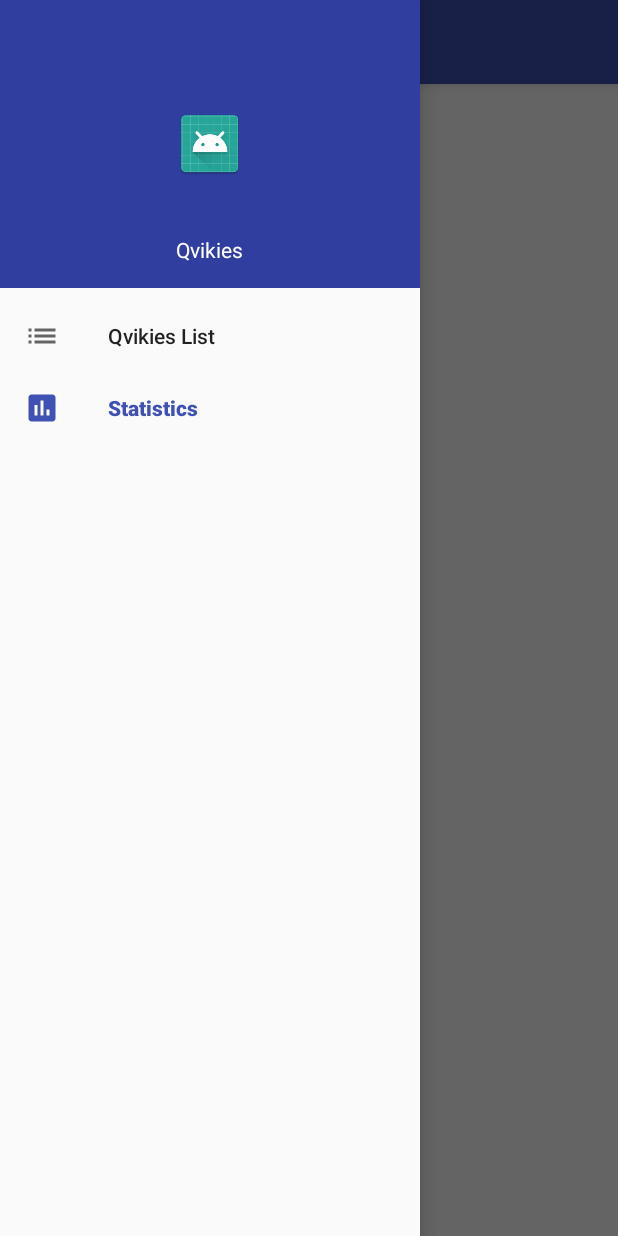
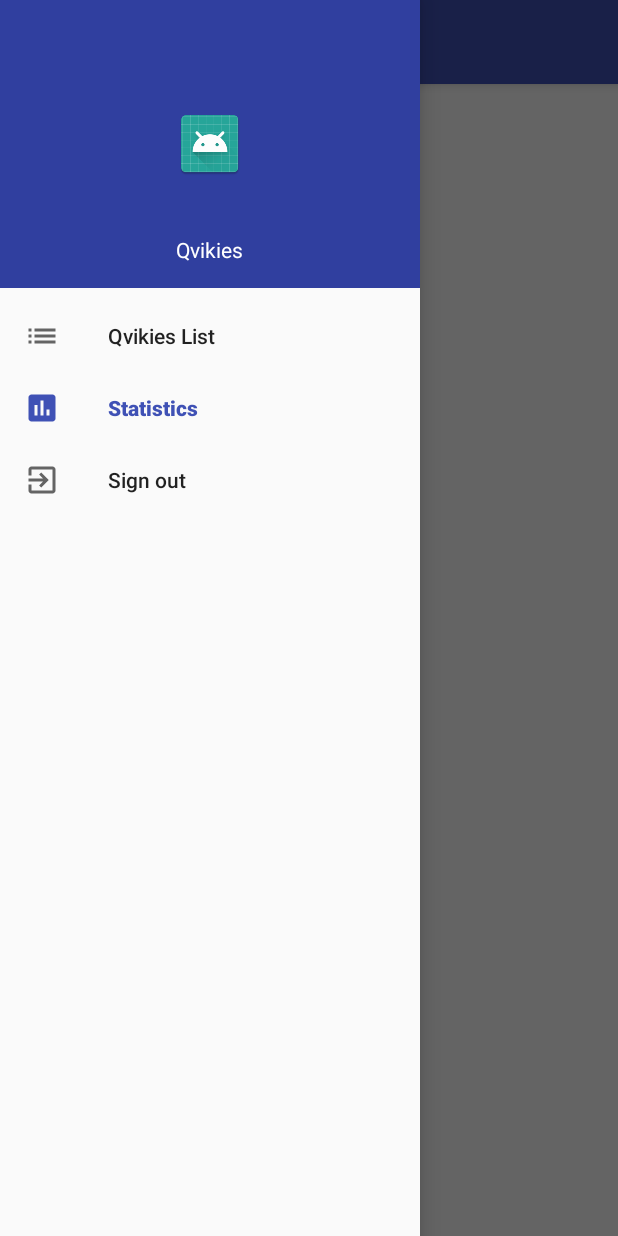
Before and after one commit to luisramalho/QvikAndroidApp, an Android app: the StatisticsActivity screen opened directly, with no data from a screen before it, with the side drawer open, on a phone screen of 412 x 824 dp. Run offline under Robolectric (Android 15) with nearby library versions, the phone set to English and light mode, and no system bars; 8 statements that could not run were skipped.

Commit message:
Adds drawer layout logout option

```diff
--- /dev/null
+++ b/app/src/main/res/drawable/ic_exit_to_app_black_24dp.xml
@@ -0,0 +1,9 @@
+<vector xmlns:android="http://schemas.android.com/apk/res/android"
+        android:width="24dp"
+        android:height="24dp"
+        android:viewportWidth="24.0"
+        android:viewportHeight="24.0">
+    <path
+        android:fillColor="#FF000000"
+        android:pathData="M10.09,15.59L11.5,17l5,-5 -5,-5 -1.41,1.41L12.67,11H3v2h9.67l-2.58,2.59zM19,3H5c-1.11,0 -2,0.9 -2,2v4h2V5h14v14H5v-4H3v4c0,1.1 0.89,2 2,2h14c1.1,0 2,-0.9 2,-2V5c0,-1.1 -0.9,-2 -2,-2z"/>
+</vector>
--- a/app/src/main/res/menu/drawer_actions.xml
+++ b/app/src/main/res/menu/drawer_actions.xml
@@ -9,4 +9,8 @@
         android:id="@+id/statistics_navigation_menu_item"
         android:icon="@drawable/ic_poll_black_24dp"
         android:title="@string/statistics_title" />
+    <item
+        android:id="@+id/sign_out_navigation_menu_item"
+        android:icon="@drawable/ic_exit_to_app_black_24dp"
+        android:title="@string/sign_out_title" />
 </menu>
--- a/app/src/main/res/values/strings.xml
+++ b/app/src/main/res/values/strings.xml
@@ -25,6 +25,7 @@
     <!-- Drawer -->
     <string name="list_title">Qvikies List</string>
     <string name="statistics_title">Statistics</string>
+    <string name="sign_out_title">Sign out</string>
     <string name="navigation_view_header_title">Qvikies</string>
 
     <!-- Menu -->
```
